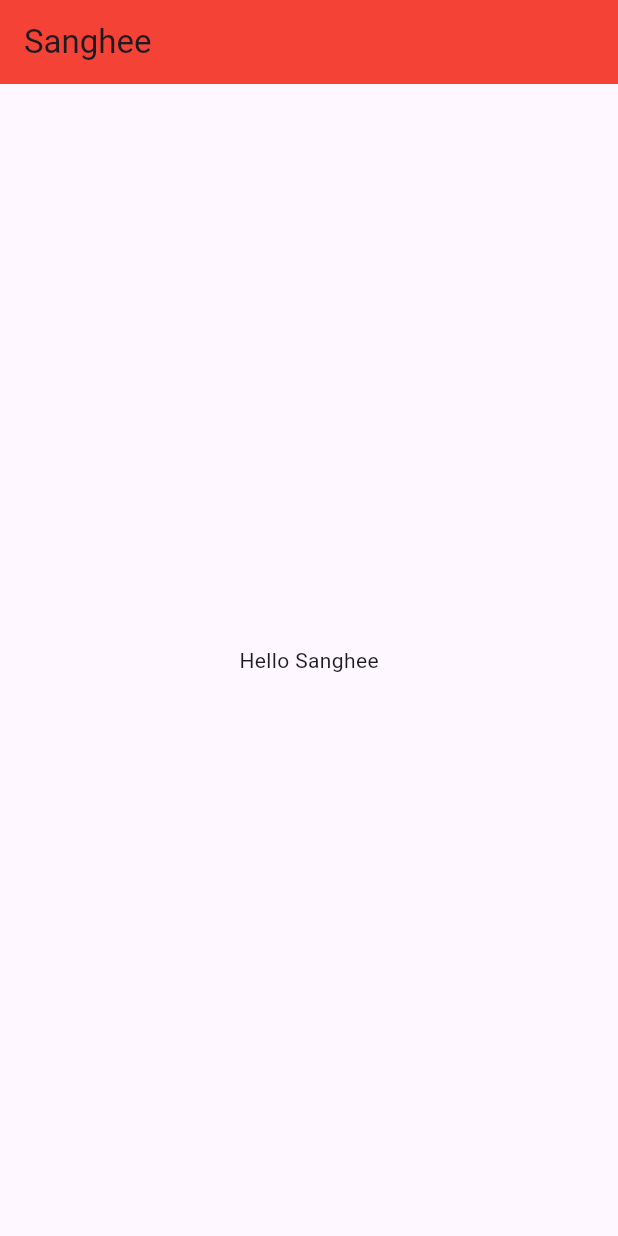
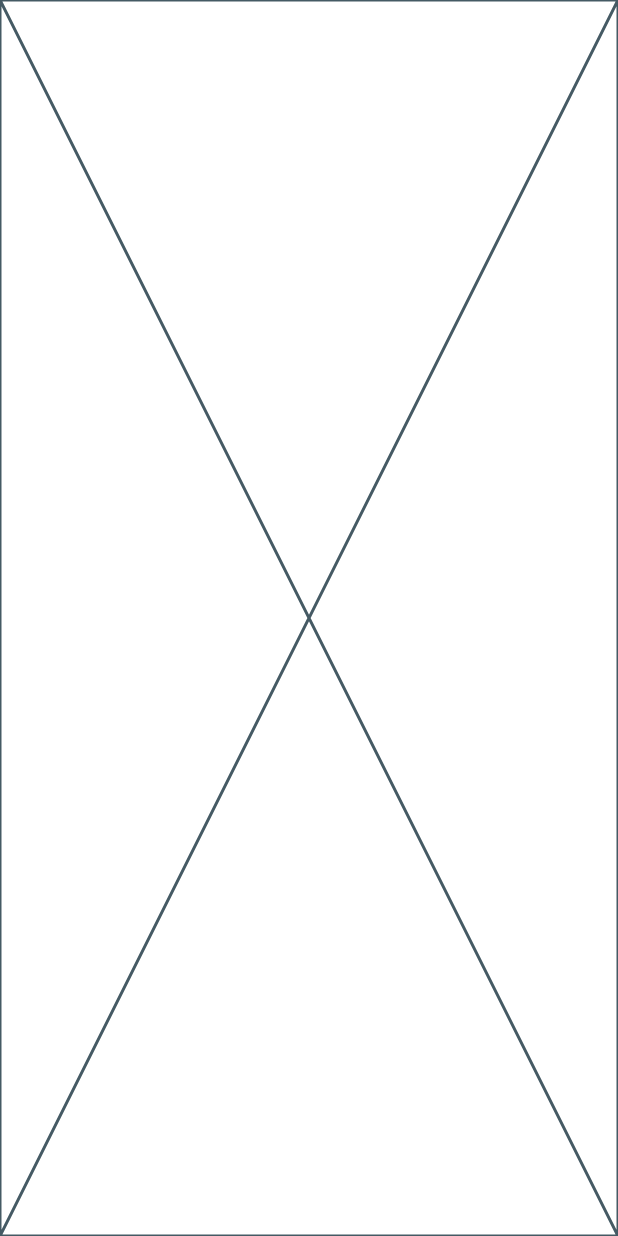
Before and after one commit to StandOut-0/Study-TicketApp, a Flutter app: the screen it shows after launch, on a phone screen of 412 x 824 dp. Run offline on Flutter 3.47's test engine with Material 3 defaults, Android fonts, the phone set to English and light mode, and no system bars.

Commit message:
class 이름 지정 및 라이브러리 import

```diff
--- a/lib/base/bottom_nav_bar.dart
+++ b/lib/base/bottom_nav_bar.dart
@@ -1,11 +1,13 @@
-class  extends StatefulWidget {
-  const ({super.key});
+import 'package:flutter/cupertino.dart';
+
+class BottomNavBar extends StatefulWidget {
+  const BottomNavBar({super.key});
 
   @override
-  State<> createState() => _State();
+  State<BottomNavBar> createState() => _BottomNavBarState();
 }
 
-class _State extends State<> {
+class _BottomNavBarState extends State<BottomNavBar> {
   @override
   Widget build(BuildContext context) {
     return const Placeholder();
--- a/lib/main.dart
+++ b/lib/main.dart
@@ -1,4 +1,5 @@
 import 'package:flutter/material.dart';
+import 'package:ticket_app/base/bottom_nav_bar.dart';
 
 void main() {
   runApp(const MyApp());
@@ -15,13 +16,7 @@ class MyApp extends StatelessWidget {
                                                                                                                                 colorScheme: ColorScheme.fromSeed(seedColor: Colors.deepPurple),
         useMaterial3: true,
       ),
-      home: Scaffold(
-        appBar: AppBar(
-          backgroundColor: Colors.red,
-          title: Text("Sanghee"),
-        ),
-        body: Center(child: Text("Hello Sanghee"),),
-      ),
+      home: BottomNavBar(),
     );
   }
 }
```
